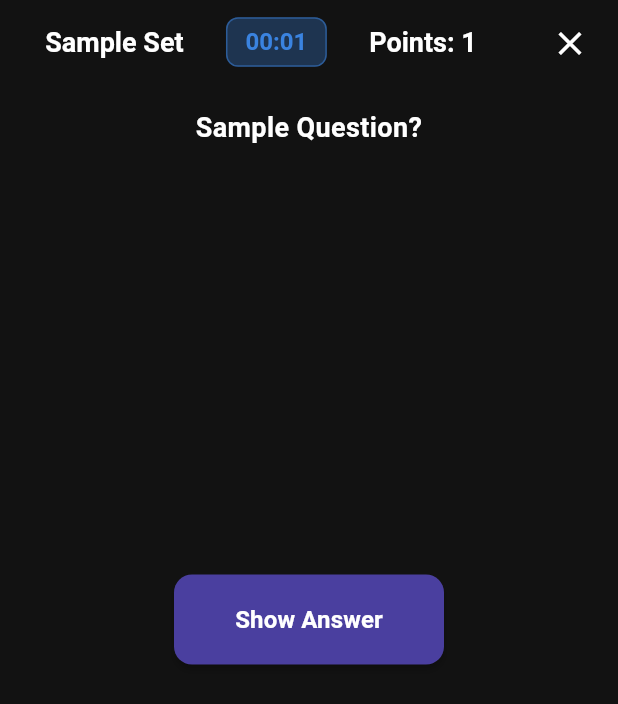
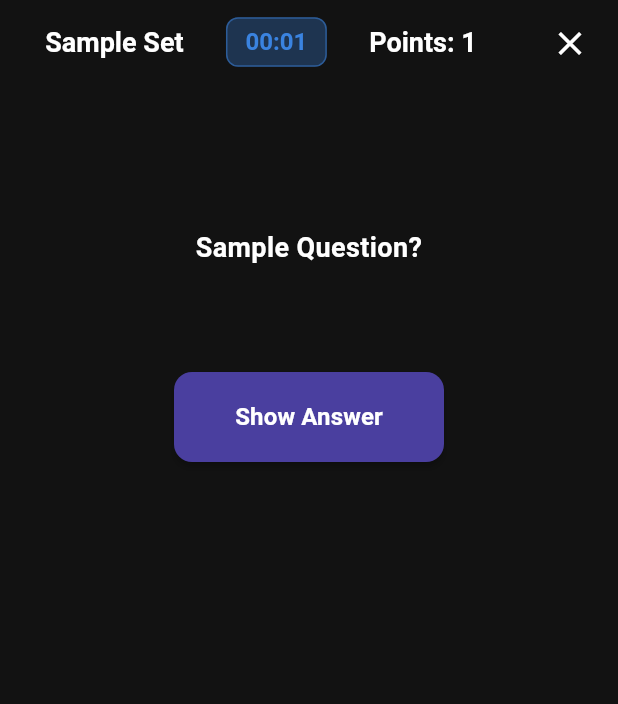
Before and after one commit to asadhusain97/buzz5_quiz_app, a Flutter app: the QuestionPage screen opened directly, on a phone screen of 412 x 824 dp. Shown: the top 704 px of the screen. Run offline on Flutter 3.47's test engine with Material 3 defaults, Android fonts, the phone set to English and light mode, and no system bars; our stand-ins replace cloud_firestore, firebase_auth, firebase_core, firebase_database, flutter_markdown, image_picker and 1 more; missing offline and left inert: firebase_app_check; accounts and stored records are empty.

Commit message:
question page layout fixed

```diff
--- a/lib/pages/question_page.dart
+++ b/lib/pages/question_page.dart
@@ -541,7 +541,9 @@ class _QuestionPageState extends State<QuestionPage> {
           ],
         ),
       ),
-      body: SingleChildScrollView(
+      body: Padding(
+        padding: const EdgeInsets.only(top: 40),
+        child: SingleChildScrollView(
           child: Padding(
             padding: const EdgeInsets.all(16.0),
             child: Column(
@@ -549,16 +551,22 @@ class _QuestionPageState extends State<QuestionPage> {
               mainAxisAlignment: MainAxisAlignment.center,
               children: [
                 // Question section with intelligent layout based on content
+                SizedBox(height: 40),
                 _buildQuestionSection(question, qstnMedia),
                 SizedBox(height: 40),
                 _playerGrid(playerProvider),
-              SizedBox(height: 5),
+                SizedBox(height: 30),
                 _showAnswerButton(),
                 SizedBox(height: 30),
-              if (_showAnswer) _buildAnswerSection(answer, ansMedia),
-              // Extra padding at bottom to ensure Done button is easily scrollable
+                if (_showAnswer) ...[
+                  Padding(
+                    padding: const EdgeInsets.symmetric(horizontal: 16.0),
+                    child: _buildAnswerSection(answer, ansMedia),
+                  ),
                   SizedBox(height: 30),
                 ],
+              ],
+            ),
           ),
         ),
       ),
@@ -589,30 +597,31 @@ class _QuestionPageState extends State<QuestionPage> {
   }
 
   Center _playerGrid(PlayerProvider playerProvider) {
+    // Return empty container if no players
+    if (playerProvider.playerList.isEmpty) {
+      return Center(child: SizedBox.shrink());
+    }
+
     return Center(
       child: Padding(
-        padding: EdgeInsets.all(20),
-        child: SizedBox(
-          height: 200,
-          width: _calculatePlayerBoardContainerWidth(
+        padding: EdgeInsets.symmetric(horizontal: 20, vertical: 10),
+        child: ConstrainedBox(
+          constraints: BoxConstraints(
+            maxWidth: _calculatePlayerBoardContainerWidth(
               playerProvider.playerList.length,
             ),
-          child: Column(
-            mainAxisAlignment: MainAxisAlignment.center,
-            crossAxisAlignment: CrossAxisAlignment.center,
-            children: [
-              GridView.builder(
+          ),
+          child: GridView.builder(
             gridDelegate: SliverGridDelegateWithMaxCrossAxisExtent(
               maxCrossAxisExtent: 290,
               childAspectRatio: 4,
               crossAxisSpacing: 10,
               mainAxisSpacing: 10,
-                  mainAxisExtent:
-                      50, // Specify the minimum height for the child
+              mainAxisExtent: 50, // Each row is 50 high
             ),
             itemCount: playerProvider.playerList.length,
             shrinkWrap: true,
-                physics: AlwaysScrollableScrollPhysics(),
+            physics: NeverScrollableScrollPhysics(),
             itemBuilder: (context, index) {
               final player = playerProvider.playerList[index];
               final buttonState = playerButtonStates[player.name]!;
@@ -648,11 +657,8 @@ class _QuestionPageState extends State<QuestionPage> {
                           padding: EdgeInsets.only(left: 2, right: 2),
                           child: _PlayerNameWithRank(
                             player: player,
-                                buzzerEntry: _getBuzzerEntryForPlayer(
-                                  player.name,
-                                ),
-                                onEditTap:
-                                    () => _showAwardPointDialog(player.name),
+                            buzzerEntry: _getBuzzerEntryForPlayer(player.name),
+                            onEditTap: () => _showAwardPointDialog(player.name),
                           ),
                         ),
                       ),
@@ -675,8 +681,6 @@ class _QuestionPageState extends State<QuestionPage> {
                 ),
               );
             },
-              ),
-            ],
           ),
         ),
       ),
```
Lines whose indentation alone changed are shown as unchanged.
